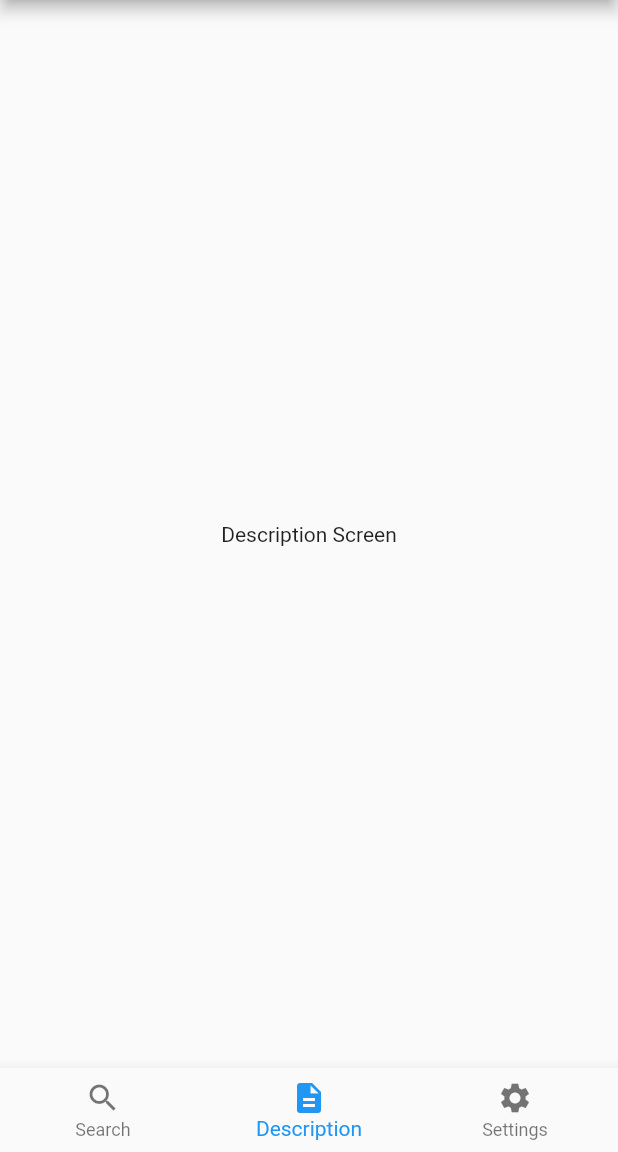
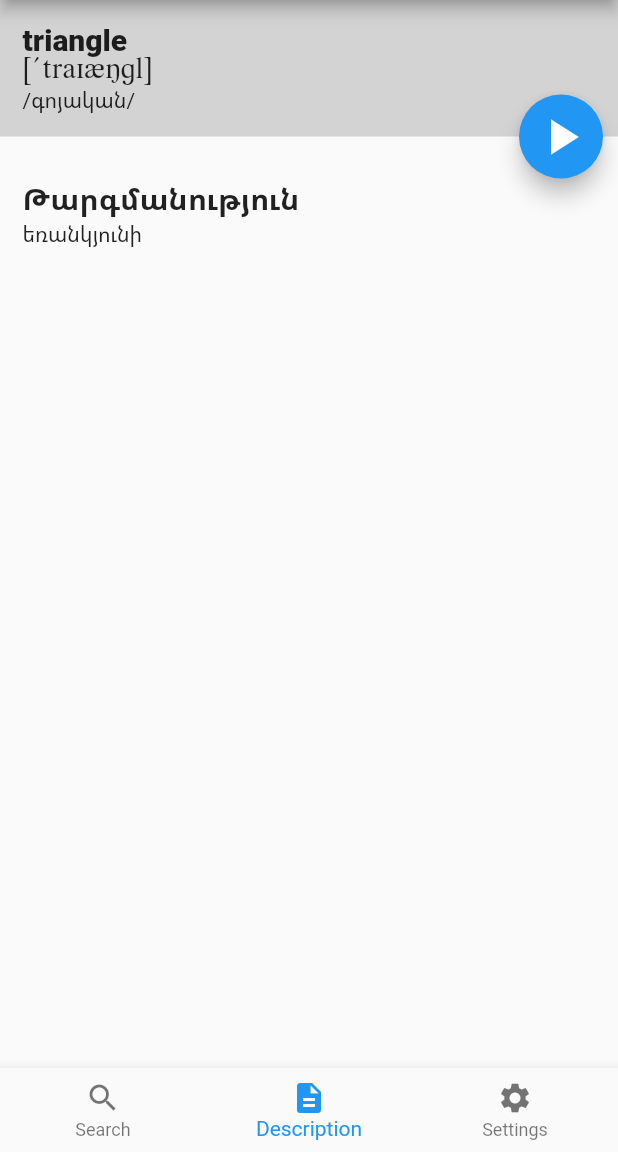
Before and after one commit to Galti/dictionary_mobile_app, a Flutter app: the screen it shows after launch, item 2 of the bottom bar chosen, on a phone screen of 412 x 824 dp, the part 84-1236 px from its top. Run offline on Flutter 3.47's test engine with Material 2 defaults, Android fonts, the phone set to English and light mode, and no system bars.

Commit message:
Add DescriptionScreen UI

```diff
--- a/lib/screens/DescriptionScreen.dart
+++ b/lib/screens/DescriptionScreen.dart
@@ -1,12 +1,72 @@
-import 'package:flutter/cupertino.dart';
+import 'package:flutter/material.dart';
 
 class DescriptionScreen extends StatelessWidget {
   @override
   Widget build(BuildContext context) {
-    return Container(
-      child: Center(
-        child: Text('Description Screen'),
-      ),
+    return Column(
+      children: <Widget>[
+        Stack(
+          children: <Widget>[
+            Container(
+              padding: EdgeInsets.only(bottom: 28),
+              child: Container(
+                width: double.infinity,
+                color: Color.fromRGBO(55, 55, 55, 0.2),
+                padding: EdgeInsets.all(15),
+                child: Column(
+                  children: [
+                    Text(
+                      'triangle',
+                      style: TextStyle(
+                        fontSize: 20,
+                        fontWeight: FontWeight.w900,
+                      ),
+                    ),
+                    Text(
+                      '[\'traIxNgl]',
+                      style: TextStyle(
+                        fontSize: 18,
+                        fontFamily: 'PhoneticTM',
+                      ),
+                    ),
+                    Text('\/գոյական\/'),
+                  ],
+                  crossAxisAlignment: CrossAxisAlignment.start,
+                ),
+              ),
+            ),
+            Positioned(
+              bottom: 0,
+              right: 10,
+              child: FloatingActionButton(
+                child: Icon(
+                  Icons.play_arrow,
+                  size: 40,
+                ),
+                onPressed: () => print('Button pressed!'),
+              ),
+            ),
+          ],
+        ),
+        Container(
+          // color: Color.fromRGBO(55, 55, 55, 0.2),
+          width: double.infinity,
+          padding: EdgeInsets.only(left: 15, right: 15),
+          child: Column(
+            children: [
+              Text(
+                'Թարգմանություն',
+                style: TextStyle(
+                  fontSize: 20,
+                  fontWeight: FontWeight.w700,
+                ),
+              ),
+              Text('եռանկյունի'),
+            ],
+            crossAxisAlignment: CrossAxisAlignment.start,
+          ),
+        ),
+      ],
     );
   }
 }
```
